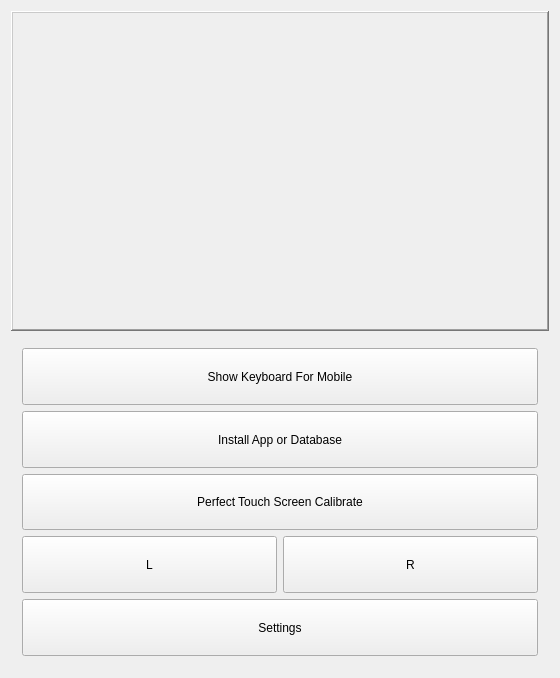
This is NewPalmEmuQt/mainwindow.ui in meepingsnesroms/NewPalmEmu2017 as Qt 5 draws it before an edit. The edited form follows.
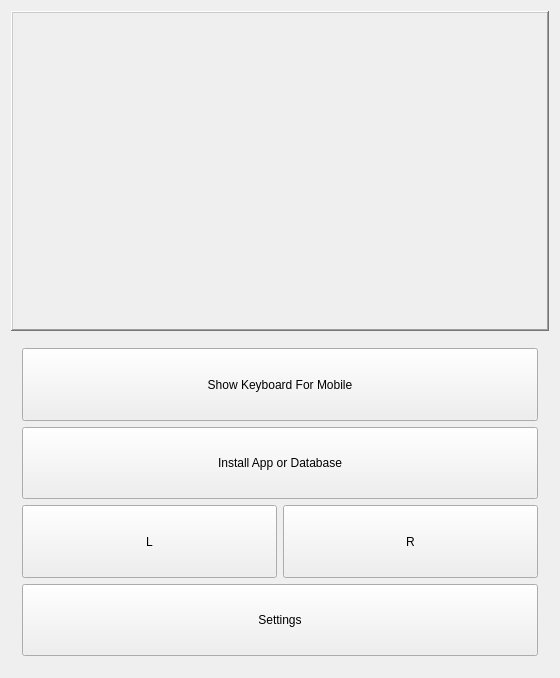
This is the edited form. The open tabs and pages were chosen to show the change. Custom widgets are drawn as their Qt base class.

The edit to the form file:
```diff
--- a/NewPalmEmuQt/mainwindow.ui
+++ b/NewPalmEmuQt/mainwindow.ui
@@ -320,71 +320,6 @@
       </widget>
       <widget class="QWidget" name="misc">
        <layout class="QGridLayout" name="gridLayout_2">
-        <item row="3" column="0">
-         <widget class="QPushButton" name="settingsleft">
-          <property name="sizePolicy">
-           <sizepolicy hsizetype="MinimumExpanding" vsizetype="MinimumExpanding">
-            <horstretch>0</horstretch>
-            <verstretch>0</verstretch>
-           </sizepolicy>
-          </property>
-          <property name="text">
-           <string>L</string>
-          </property>
-         </widget>
-        </item>
-        <item row="3" column="1">
-         <widget class="QPushButton" name="settingsright">
-          <property name="sizePolicy">
-           <sizepolicy hsizetype="MinimumExpanding" vsizetype="MinimumExpanding">
-            <horstretch>0</horstretch>
-            <verstretch>0</verstretch>
-           </sizepolicy>
-          </property>
-          <property name="text">
-           <string>R</string>
-          </property>
-         </widget>
-        </item>
-        <item row="5" column="0" colspan="2">
-         <widget class="QPushButton" name="settings">
-          <property name="sizePolicy">
-           <sizepolicy hsizetype="MinimumExpanding" vsizetype="MinimumExpanding">
-            <horstretch>0</horstretch>
-            <verstretch>0</verstretch>
-           </sizepolicy>
-          </property>
-          <property name="text">
-           <string>Settings</string>
-          </property>
-         </widget>
-        </item>
-        <item row="2" column="0" colspan="2">
-         <widget class="QPushButton" name="calibratescreen">
-          <property name="sizePolicy">
-           <sizepolicy hsizetype="MinimumExpanding" vsizetype="MinimumExpanding">
-            <horstretch>0</horstretch>
-            <verstretch>0</verstretch>
-           </sizepolicy>
-          </property>
-          <property name="text">
-           <string>Perfect Touch Screen Calibrate</string>
-          </property>
-         </widget>
-        </item>
-        <item row="1" column="0" colspan="2">
-         <widget class="QPushButton" name="install">
-          <property name="sizePolicy">
-           <sizepolicy hsizetype="MinimumExpanding" vsizetype="MinimumExpanding">
-            <horstretch>0</horstretch>
-            <verstretch>0</verstretch>
-           </sizepolicy>
-          </property>
-          <property name="text">
-           <string>Install App or Database</string>
-          </property>
-         </widget>
-        </item>
         <item row="0" column="0" colspan="2">
          <widget class="QPushButton" name="keyboard">
           <property name="sizePolicy">
@@ -398,6 +333,58 @@
           </property>
          </widget>
         </item>
+        <item row="1" column="0" colspan="2">
+         <widget class="QPushButton" name="install">
+          <property name="sizePolicy">
+           <sizepolicy hsizetype="MinimumExpanding" vsizetype="MinimumExpanding">
+            <horstretch>0</horstretch>
+            <verstretch>0</verstretch>
+           </sizepolicy>
+          </property>
+          <property name="text">
+           <string>Install App or Database</string>
+          </property>
+         </widget>
+        </item>
+        <item row="4" column="0" colspan="2">
+         <widget class="QPushButton" name="settings">
+          <property name="sizePolicy">
+           <sizepolicy hsizetype="MinimumExpanding" vsizetype="MinimumExpanding">
+            <horstretch>0</horstretch>
+            <verstretch>0</verstretch>
+           </sizepolicy>
+          </property>
+          <property name="text">
+           <string>Settings</string>
+          </property>
+         </widget>
+        </item>
+        <item row="2" column="1">
+         <widget class="QPushButton" name="settingsright">
+          <property name="sizePolicy">
+           <sizepolicy hsizetype="MinimumExpanding" vsizetype="MinimumExpanding">
+            <horstretch>0</horstretch>
+            <verstretch>0</verstretch>
+           </sizepolicy>
+          </property>
+          <property name="text">
+           <string>R</string>
+          </property>
+         </widget>
+        </item>
+        <item row="2" column="0">
+         <widget class="QPushButton" name="settingsleft">
+          <property name="sizePolicy">
+           <sizepolicy hsizetype="MinimumExpanding" vsizetype="MinimumExpanding">
+            <horstretch>0</horstretch>
+            <verstretch>0</verstretch>
+           </sizepolicy>
+          </property>
+          <property name="text">
+           <string>L</string>
+          </property>
+         </widget>
+        </item>
        </layout>
       </widget>
       <widget class="QWidget" name="joystick">
```
